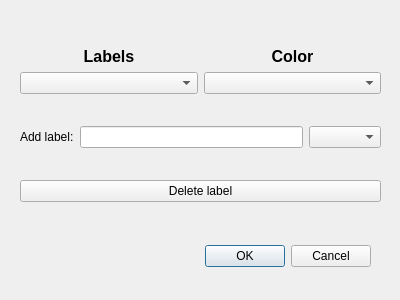
Before: the Qt Designer form gui/designer_labelsettings.ui in EricvanSchaik/DesignProject, drawn with Qt 5.
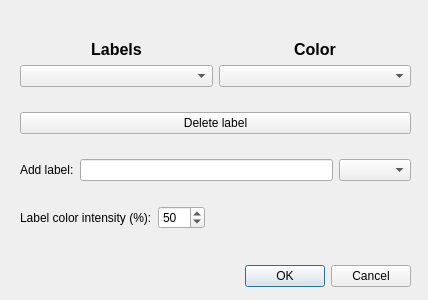
After: the same form once the commit is applied.

Commit message: setting to change label color alpha

```diff
--- a/gui/designer_labelsettings.ui
+++ b/gui/designer_labelsettings.ui
@@ -6,7 +6,7 @@
    <rect>
     <x>0</x>
     <y>0</y>
-    <width>400</width>
+    <width>428</width>
     <height>300</height>
    </rect>
   </property>
@@ -16,8 +16,8 @@
   <widget class="QDialogButtonBox" name="buttonBox">
    <property name="geometry">
     <rect>
-     <x>30</x>
-     <y>240</y>
+     <x>70</x>
+     <y>260</y>
      <width>341</width>
      <height>32</height>
     </rect>
@@ -34,8 +34,8 @@
     <rect>
      <x>20</x>
      <y>20</y>
-     <width>361</width>
-     <height>211</height>
+     <width>391</width>
+     <height>231</height>
     </rect>
    </property>
    <layout class="QVBoxLayout" name="verticalLayout">
@@ -103,6 +103,13 @@
       </item>
      </layout>
     </item>
+    <item>
+     <widget class="QPushButton" name="pushButton">
+      <property name="text">
+       <string>Delete label</string>
+      </property>
+     </widget>
+    </item>
     <item>
      <layout class="QHBoxLayout" name="horizontalLayout_3">
       <item>
@@ -121,11 +128,47 @@
      </layout>
     </item>
     <item>
-     <widget class="QPushButton" name="pushButton">
+     <layout class="QGridLayout" name="gridLayout">
+      <item row="0" column="1">
+       <widget class="QDoubleSpinBox" name="opacity_box">
+        <property name="decimals">
+         <number>0</number>
+        </property>
+        <property name="minimum">
+         <double>0.000000000000000</double>
+        </property>
+        <property name="maximum">
+         <double>100.000000000000000</double>
+        </property>
+        <property name="value">
+         <double>50.000000000000000</double>
+        </property>
+       </widget>
+      </item>
+      <item row="0" column="0">
+       <widget class="QLabel" name="label_4">
       <property name="text">
-       <string>Delete label</string>
-      </property>
-     </widget>
+         <string>Label color intensity (%):</string>
+        </property>
+       </widget>
+      </item>
+      <item row="0" column="2">
+       <spacer name="horizontalSpacer">
+        <property name="orientation">
+         <enum>Qt::Horizontal</enum>
+        </property>
+        <property name="sizeType">
+         <enum>QSizePolicy::MinimumExpanding</enum>
+        </property>
+        <property name="sizeHint" stdset="0">
+         <size>
+          <width>50</width>
+          <height>20</height>
+         </size>
+        </property>
+       </spacer>
+      </item>
+     </layout>
     </item>
    </layout>
   </widget>
```
Lines whose indentation alone changed are shown as unchanged. The commit also changes 7 other files.
